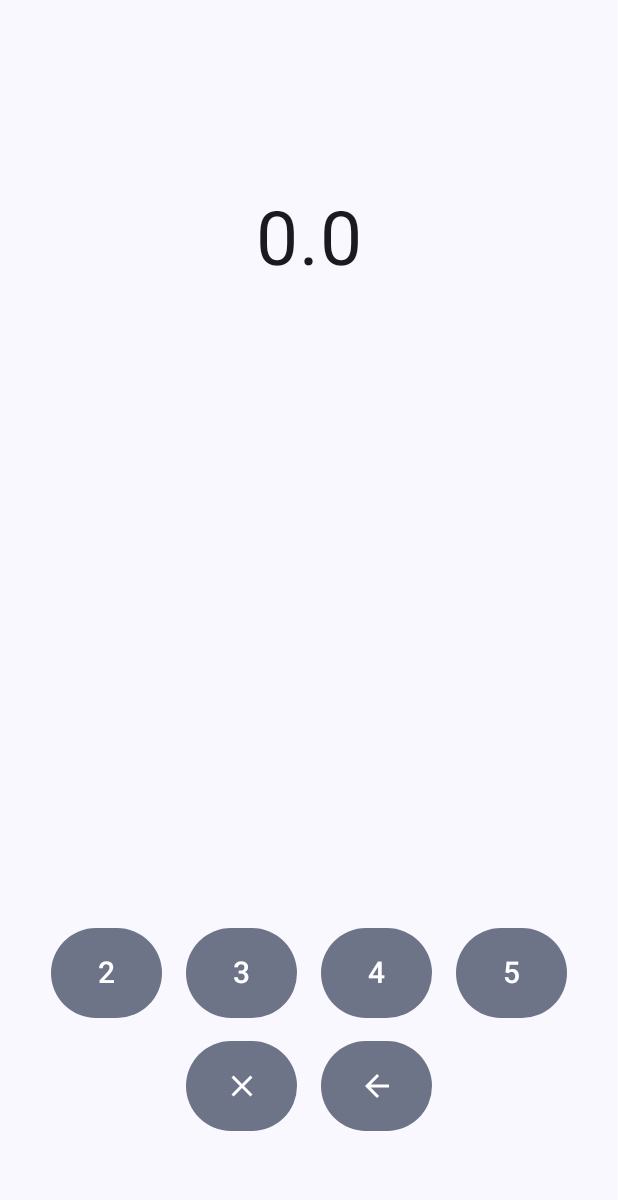
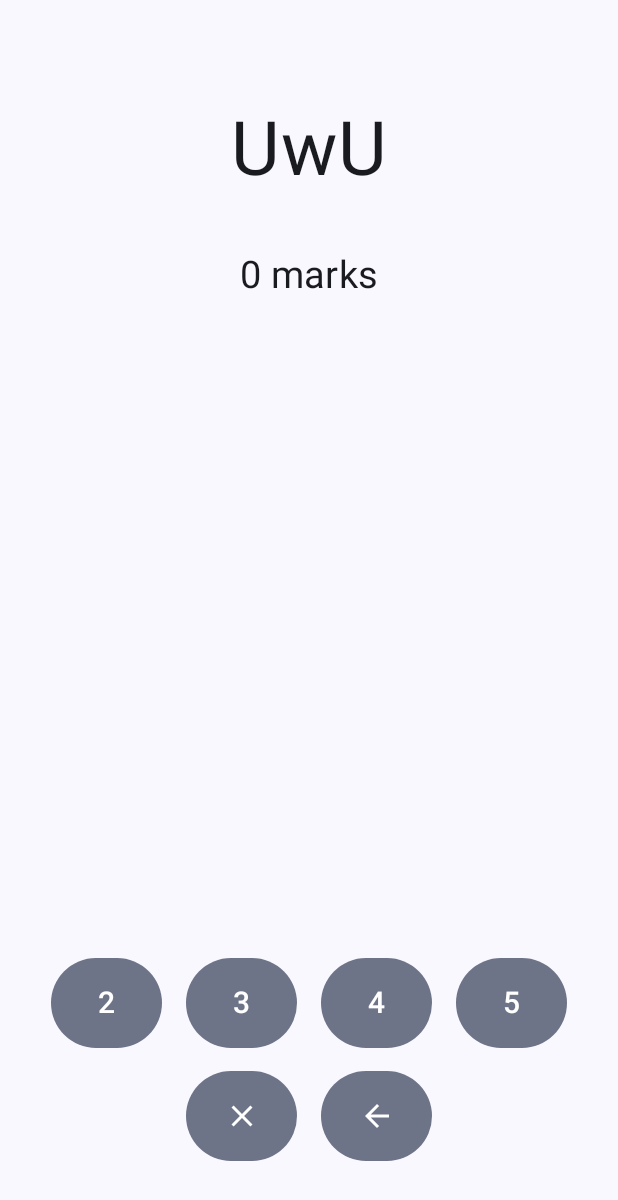
Before and after one commit to Seeerix/UwU-Count-2, an Android app built with Jetpack Compose: the screen it shows after launch (MainActivity), on a phone screen of 412 x 824 dp. Shown: the top 1200 px of the screen. Run offline under Robolectric (Android 15) with nearby library versions, the phone set to English and light mode, and no system bars.

Commit message:
init commit

```diff
--- a/app/src/main/java/com/example/uwucount2/MainActivity.kt
+++ b/app/src/main/java/com/example/uwucount2/MainActivity.kt
@@ -9,6 +9,8 @@ import androidx.compose.foundation.layout.fillMaxSize
 import androidx.compose.foundation.layout.padding
 import androidx.compose.foundation.layout.size
 import androidx.compose.foundation.lazy.LazyRow
+import androidx.compose.foundation.rememberScrollState
+import androidx.compose.foundation.verticalScroll
 import androidx.compose.material.icons.Icons
 import androidx.compose.material.icons.filled.ArrowBack
 import androidx.compose.material.icons.filled.Clear
@@ -32,12 +34,12 @@ import androidx.compose.runtime.snapshots.SnapshotStateList
 import androidx.compose.ui.text.style.TextAlign
 
 class MainActivity : ComponentActivity() {
-
     override fun onCreate(savedInstanceState: Bundle?) {
         super.onCreate(savedInstanceState)
+
         setContent {
-            var countState by remember { mutableStateOf<Double>(0.00) }
-            var marksList = remember { mutableStateListOf<Int>() }
+            var countState: Double by remember { mutableStateOf(0.0) }
+            val marksList = remember { mutableStateListOf<Int>() }
             if (marksList.size == 0) {
                 countState = 0.00
             } else
@@ -52,11 +54,26 @@ class MainActivity : ComponentActivity() {
                         modifier = Modifier
                             .padding(top = 30.dp)
                     ) {
+                        if (marksList.size==0) {
+                            Text(
+                                text = "UwU",
+                                fontSize = 50.sp,
+                                modifier = Modifier
+                                    .padding(vertical = 40.dp)
+                            )
+                        }
+                        if (marksList.size>0) {
+                            Text(
+                                text = countState.toString(),
+                                fontSize = 50.sp,
+                                modifier = Modifier
+                                    .padding(vertical = 40.dp)
+                            )
+                        }
+
                         Text(
-                            text = countState.toString(),
-                            fontSize = 50.sp,
-                            modifier = Modifier
-                                .padding(vertical = 100.dp)
+                            text = "${marksList.size} marks\n",
+                            fontSize = 25.sp
                         )
                         Text(
                             text = marksList.joinToString("  "),
@@ -64,18 +81,18 @@ class MainActivity : ComponentActivity() {
                             lineHeight = 40.sp,
                             textAlign = TextAlign.Center,
                             modifier = Modifier
-                                .padding(horizontal = 60.dp, vertical = 50.dp)
+                                .padding(horizontal = 60.dp, vertical = 30.dp)
                                 .size(
                                     width = 400.dp,
-                                    height = 230.dp,
+                                    height = 200.dp,
                                 )
+                                .verticalScroll(rememberScrollState())
                         )
-
-//                        Meow(marks=marksList, count=countState)
                         // marks adding buttons
                         LazyRow (
                             horizontalArrangement = Arrangement.Center,
                             verticalAlignment = Alignment.Bottom,
+                            modifier = Modifier.weight(1f, true)
                         ) {
                             items(4) { index ->
                                 FB(Mark = index+2, marks=marksList)
@@ -86,7 +103,10 @@ class MainActivity : ComponentActivity() {
                             horizontalArrangement = Arrangement.Center,
                             verticalAlignment = Alignment.Bottom,
                             modifier = Modifier
-                                .padding(vertical = 15.dp)
+                                .padding(
+                                    top = 15.dp,
+                                    bottom = 50.dp
+                                )
                         ) {
                             items(2) { index ->
                                 OtherB(marks=marksList, index=index)
@@ -107,8 +127,9 @@ fun FB (
 ) {
     FilledTonalButton(
         onClick = {
-            if (marks.size > 59) {}
-            else marks.add(Mark)
+            if (marks.size <= 199) {
+                marks.add(Mark)
+            }
         },
         modifier = Modifier
             .size(width = 90.dp, height = 60.dp)
--- a/app/src/main/java/com/example/uwucount2/ui/theme/Theme.kt
+++ b/app/src/main/java/com/example/uwucount2/ui/theme/Theme.kt
@@ -57,8 +57,8 @@ fun UwUCount2Theme(
     if (!view.isInEditMode) {
         SideEffect {
             val window = (view.context as Activity).window
-            window.statusBarColor = colorScheme.primary.toArgb()
-            WindowCompat.getInsetsController(window, view).isAppearanceLightStatusBars = darkTheme
+            window.statusBarColor = colorScheme.background.toArgb()
+            WindowCompat.getInsetsController(window, view).isAppearanceLightStatusBars = !darkTheme
         }
     }
 
```
Also changed, not shown: 1 other file.
